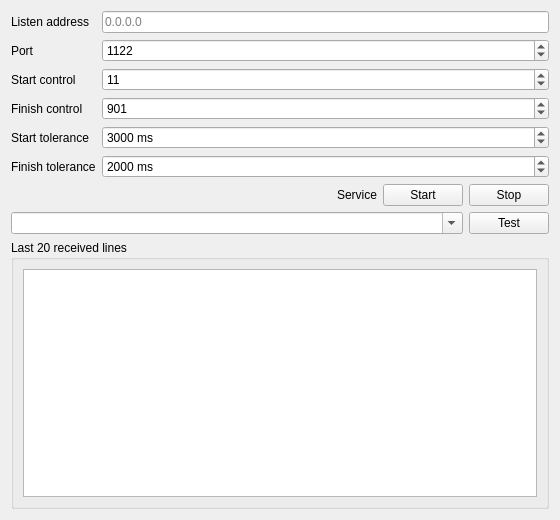
Qt form quickevent/app/quickevent/plugins/Event/src/services/radiosender/radiosenderservicewidget.ui (arnost00/quickbox) before a commit.
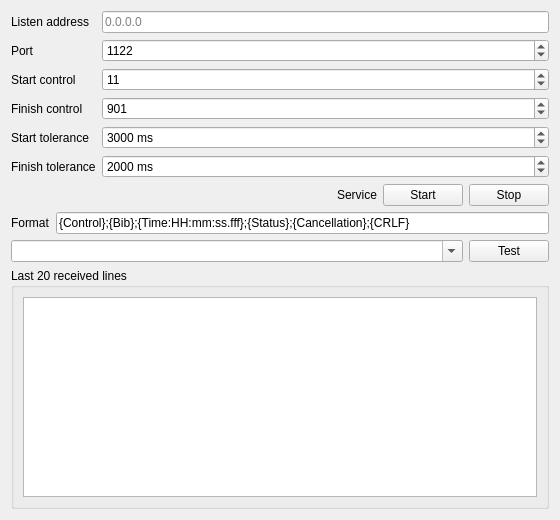
The same form after that commit.

Commit message:
Refactor RadioSender UI and RunsTableModel
- Update SKILL.md to reflect tab indentation
- Fix minor formatting in QxSqlApi::updateRecord
- Simplify radio sender parsing by removing the Type column
- Expose processLine in radiosenderservice.h and implement in the class
- Add UI test-punch handling: onTestPunch, and connect to service
- Update test punch presets to new format
- Add UI format display for test punch
- Sort runs by id in RunsTableModel and refactor time display
- Improve time offset calculation and gating coloring in RunsTableModel

Diff of the .ui file:
```diff
--- a/quickevent/app/quickevent/plugins/Event/src/services/radiosender/radiosenderservicewidget.ui
+++ b/quickevent/app/quickevent/plugins/Event/src/services/radiosender/radiosenderservicewidget.ui
@@ -161,6 +161,27 @@
      </item>
     </layout>
    </item>
+   <item>
+    <layout class="QHBoxLayout" name="serviceButtonsLayout_4">
+     <item>
+      <widget class="QLabel" name="label_2">
+       <property name="text">
+        <string>Format</string>
+       </property>
+      </widget>
+     </item>
+     <item>
+      <widget class="QLineEdit" name="lineEdit">
+       <property name="text">
+        <string>{Control};{Bib};{Time:HH:mm:ss.fff};{Status};{Cancellation};{CRLF}</string>
+       </property>
+       <property name="readOnly">
+        <bool>true</bool>
+       </property>
+      </widget>
+     </item>
+    </layout>
+   </item>
    <item>
     <layout class="QHBoxLayout" name="serviceButtonsLayout_2">
      <item>
```
The commit also changes 7 other files.
